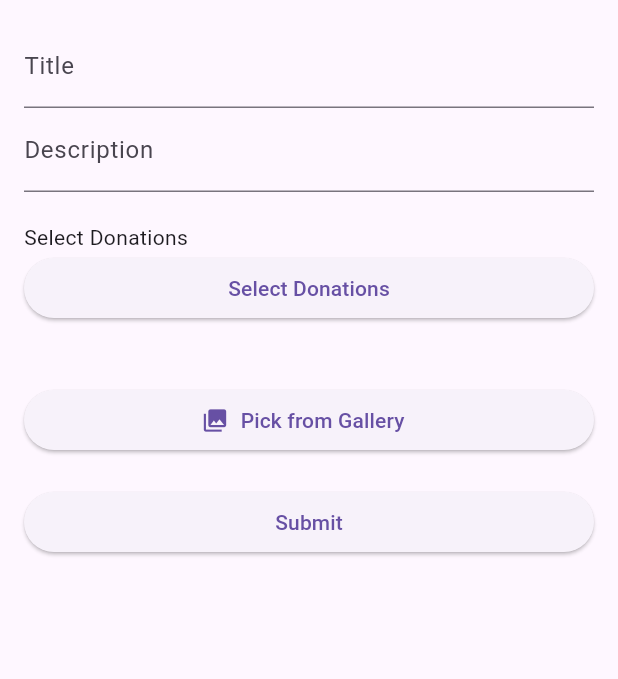
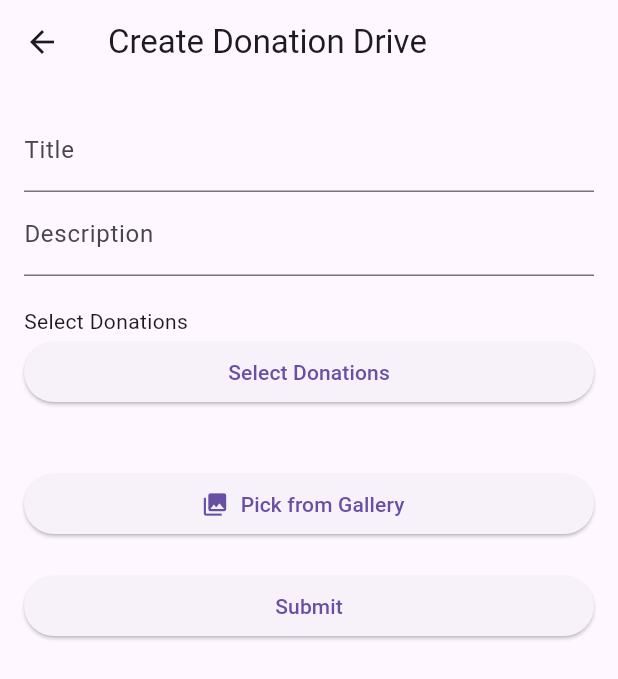
Before and after one commit to montero333/CMSC-23-FINAL-PROJECT, a Flutter app: the OrganizationMainPage screen opened by its route, item 2 of the bottom bar chosen, after a tap on the "add" icon, on a phone screen of 412 x 824 dp. Shown: the top 679 px of the screen. Run offline on Flutter 3.47's test engine with Material 3 defaults, Android fonts, the phone set to English and light mode, and no system bars; our stand-ins replace cloud_firestore, firebase_auth, firebase_core, firebase_storage, fluttertoast, image_picker; accounts and stored records are empty.

Commit message:
fixed donation drives and organizations

```diff
--- a/lib/models/donation_drive_model.dart
+++ b/lib/models/donation_drive_model.dart
@@ -7,6 +7,7 @@ class DonationDrive {
   String description;
   String? proofPhotoUrl;
   List<String>? donationIds; // Added list of donation IDs
+  String orgID;
 
   DonationDrive({
     required this.id,
@@ -14,6 +15,7 @@ class DonationDrive {
     required this.description,
     this.proofPhotoUrl,
     this.donationIds, String? imageUrl,
+    required this.orgID
   });
 
   // Convert a DonationDrive object to a JSON map
@@ -24,6 +26,7 @@ class DonationDrive {
       'description': description,
       'imageUrls': proofPhotoUrl,
       'donationIds': donationIds, // Added donationIds
+      'orgID':orgID
     };
   }
 
@@ -35,6 +38,7 @@ class DonationDrive {
       description: json['description'],
       proofPhotoUrl: json['proofPhotoUrl'],
       donationIds: json['donationIds'] != null ? List<String>.from(json['donationIds']) : null, // Added donationIds
+      orgID: json['orgID'],
     );
   }
 }
--- a/lib/models/donation_model.dart
+++ b/lib/models/donation_model.dart
@@ -1,6 +1,6 @@
 class Donation {
   String? id;
-  String? driveID; //para saang donation drive yung donation
+  String? orgID; //para saang donation drive yung donation
   String? userID; //sinong user nag donate
   bool food;
   bool clothes;
@@ -18,7 +18,7 @@ class Donation {
 
   Donation({
     this.id,
-    required this.driveID,
+    required this.orgID,
     required this.userID,
     required this.food,
     required this.clothes,
@@ -38,7 +38,7 @@ class Donation {
   factory Donation.fromJson(Map<String, dynamic> json) {
     return Donation(
       id: json['id'],
-      driveID: json['driveID'],
+      orgID: json['orgID'],
       userID: json['userID'],
       food: json['food'],
       clothes: json['clothes'],
@@ -57,7 +57,7 @@ class Donation {
 
   Map<String, dynamic> toJson(Donation donation) {
     return {
-      'driveID': donation.driveID,
+      'orgID': donation.orgID,
       'userID': donation.userID,
       'food': donation.food,
       'clothes': donation.clothes,
@@ -87,7 +87,7 @@ class Donation {
   void printDetails() {
     print('Donation Details:');
     print('ID: ${id ?? 'N/A'}');
-    print('Drive ID: $driveID');
+    print('Drive ID: $orgID');
     print('User ID: $userID');
     print('Food: $food');
     print('Clothes: $clothes');
--- a/lib/pages/donateTo_OrganizationPage.dart
+++ b/lib/pages/donateTo_OrganizationPage.dart
@@ -111,7 +111,7 @@ class _DonateToOrganizationDriveState extends State<DonateToOrganizationDrive> {
                   ),
                 );
                 Donation donation = Donation(
-                  driveID: widget.donationDrive.id,
+                  orgID: widget.donationDrive.id,
                   userID: widget.userID,
                   food: donationFormInput["food"],
                   clothes: donationFormInput["clothes"],
--- a/lib/pages/donation_drive_list.dart
+++ b/lib/pages/donation_drive_list.dart
@@ -1,8 +1,7 @@
 import 'package:flutter/material.dart';
-import 'package:firebase_core/firebase_core.dart';
+import 'package:provider/provider.dart';
 import 'package:firebase_auth/firebase_auth.dart';
-import 'package:montero_cmsc23/models/donation_drive_model.dart';
-import 'package:provider/provider.dart';
+import '../models/donation_drive_model.dart';
 import '../providers/donation_drive_provider.dart';
 import 'drive_form.dart';
 import 'edit_donation_drive.dart';
@@ -10,6 +9,16 @@ import 'edit_donation_drive.dart';
 class DonationDrivesPage extends StatelessWidget {
   @override
   Widget build(BuildContext context) {
+    final currentUser = FirebaseAuth.instance.currentUser;
+    if (currentUser == null) {
+      // Handle case where user is not logged in
+      return Scaffold(
+        body: Center(
+          child: Text('User not logged in'),
+        ),
+      );
+    }
+
     return Scaffold(
       appBar: AppBar(
         title: Text('Donation Drives'),
@@ -18,17 +27,29 @@ class DonationDrivesPage extends StatelessWidget {
         stream: Provider.of<DonationDriveProvider>(context).donationDriveStream,
         builder: (context, snapshot) {
           if (snapshot.connectionState == ConnectionState.waiting) {
-            return Center(child: CircularProgressIndicator());
+            return Center(
+              child: CircularProgressIndicator(),
+            );
           } else if (snapshot.hasError) {
-            return Center(child: Text('Error: ${snapshot.error}'));
+            return Center(
+              child: Text('Error: ${snapshot.error}'),
+            );
+          } else if (!snapshot.hasData || snapshot.data!.isEmpty) {
+            return Center(
+              child: Text('No donation drives found.'),
+            );
           } else {
-            final donationDrives = snapshot.data ?? [];
-            return ListView(
-              children: donationDrives.map((donationDrive) {
-                return Card(
-                  child: ListTile(
-                    title: Text(donationDrive.title),
-                    subtitle: Text(donationDrive.description),
+            final donationDrives = snapshot.data!;
+            final currentUserOrgID = currentUser.uid;
+
+            final orgDonationDrives = donationDrives.where((drive) => drive.orgID == currentUserOrgID).toList();
+
+            return ListView.builder(
+              itemCount: orgDonationDrives.length,
+              itemBuilder: (context, index) {
+                DonationDrive donationDrive = orgDonationDrives[index];
+                return DonationDriveCard(
+                  donationDrive: donationDrive,
                   onTap: () {
                     Navigator.push(
                       context,
@@ -36,10 +57,10 @@ class DonationDrivesPage extends StatelessWidget {
                         builder: (context) => EditDonationDriveForm(donationDrive: donationDrive),
                       ),
                     );
+                    print('Clicked on ${donationDrive.title}');
                   },
-                  ),
                 );
-              }).toList(),
+              },
             );
           }
         },
@@ -56,3 +77,31 @@ class DonationDrivesPage extends StatelessWidget {
     );
   }
 }
+
+class DonationDriveCard extends StatelessWidget {
+  final DonationDrive donationDrive;
+  final VoidCallback onTap;
+
+  DonationDriveCard({required this.donationDrive, required this.onTap});
+
+  @override
+  Widget build(BuildContext context) {
+    return GestureDetector(
+      onTap: onTap,
+      child: Card(
+        margin: EdgeInsets.all(10),
+        child: Padding(
+          padding: const EdgeInsets.all(10),
+          child: Column(
+            crossAxisAlignment: CrossAxisAlignment.start,
+            children: [
+              Text('Title: ${donationDrive.title}', style: TextStyle(fontWeight: FontWeight.bold)),
+              Text('Description: ${donationDrive.description}'),
+              SizedBox(height: 10),
+            ],
+          ),
+        ),
+      ),
+    );
+  }
+}
--- a/lib/pages/drive_form.dart
+++ b/lib/pages/drive_form.dart
@@ -1,4 +1,5 @@
 import 'dart:io';
+import 'package:firebase_auth/firebase_auth.dart';
 import 'package:flutter/material.dart';
 import 'package:flutter/services.dart';
 import 'package:image_picker/image_picker.dart';
@@ -9,6 +10,7 @@ import '../models/donation_model.dart';
 import '../models/donation_drive_model.dart';
 import '../providers/donation_drive_provider.dart';
 import '../providers/donation_provider.dart';
+import '../providers/credential_provider.dart';
 
 class CreateDonationDriveForm extends StatefulWidget {
   @override
@@ -31,15 +33,33 @@ class _CreateDonationDriveFormState extends State<CreateDonationDriveForm> {
 
   Future<void> _submitForm() async {
     if (_formKey.currentState!.validate()) {
+      if (_selectedDonationIds.isEmpty) {
+        ScaffoldMessenger.of(context).showSnackBar(
+          SnackBar(content: Text('Please select at least one donation')),
+        );
+        return;
+      }
+
+      if (imageUrl == null) {
+        ScaffoldMessenger.of(context).showSnackBar(
+          SnackBar(content: Text('Please pick an image')),
+        );
+        return;
+      }
+
       final donationDriveProvider = Provider.of<DonationDriveProvider>(context, listen: false);
+      final credProvider = Provider.of<CredProvider>(context, listen: false);
 
-      // Create the donation drive data
+      // Get the current user's ID
+      final orgID = await credProvider.getCurrentUserId();
+      // late User? _currentUser = FirebaseAuth.instance.currentUser;
       final donationDrive = DonationDrive(
         id: FirebaseFirestore.instance.collection('donation_drives').doc().id,
         title: _titleController.text,
         description: _descriptionController.text,
         donationIds: _selectedDonationIds,
-        proofPhotoUrl: ImageConstants().convertToBase64(imageUrl)
+        proofPhotoUrl: ImageConstants().convertToBase64(imageUrl),
+        orgID: orgID!,
       );
 
       try {
@@ -47,17 +67,17 @@ class _CreateDonationDriveFormState extends State<CreateDonationDriveForm> {
         await donationDriveProvider.addDonationDrive(donationDrive);
 
         // Show a success message
-        ScaffoldMessenger.of(context).showSnackBar(SnackBar(
-          content: Text('Donation drive created successfully!'),
-        ));
+        ScaffoldMessenger.of(context).showSnackBar(
+          SnackBar(content: Text('Donation drive created successfully!')),
+        );
 
         // Navigate back to the original screen
         Navigator.pop(context);
       } catch (e) {
         // Show an error message
-        ScaffoldMessenger.of(context).showSnackBar(SnackBar(
-          content: Text('Failed to create donation drive: $e'),
-        ));
+        ScaffoldMessenger.of(context).showSnackBar(
+          SnackBar(content: Text('Failed to create donation drive: $e')),
+        );
       }
     }
   }
@@ -79,6 +99,9 @@ class _CreateDonationDriveFormState extends State<CreateDonationDriveForm> {
   @override
   Widget build(BuildContext context) {
     return Scaffold(
+      appBar: AppBar(
+        title: Text('Create Donation Drive'),
+      ),
       body: Padding(
         padding: const EdgeInsets.all(16.0),
         child: Form(
@@ -136,9 +159,7 @@ class _CreateDonationDriveFormState extends State<CreateDonationDriveForm> {
               SizedBox(height: 20),
               ElevatedButton.icon(
                 icon: Icon(Icons.photo_library),
-                onPressed: () => {
-                  pickImage(ImageSource.gallery)
-                },
+                onPressed: () => pickImage(ImageSource.gallery),
                 label: Text("Pick from Gallery"),
               ),
               if (imageUrl != null) // Show image preview if available
@@ -150,11 +171,12 @@ class _CreateDonationDriveFormState extends State<CreateDonationDriveForm> {
                         Text("Image you picked:"),
                         Container(
                           margin: EdgeInsets.symmetric(vertical: 10),
-                      child: Image.file(imageUrl!, width: 200, height: 200,),
+                          child: Image.file(imageUrl!, width: 200, height: 200),
                         ),
                       ],
                     ),
-                ElevatedButton(onPressed: () => {
+                    ElevatedButton(
+                      onPressed: () => {
                         setState(() {
                           imageUrl = null;
                         })
--- a/lib/pages/edit_donation_drive.dart
+++ b/lib/pages/edit_donation_drive.dart
@@ -6,6 +6,7 @@ import 'package:provider/provider.dart';
 import '../models/donation_model.dart';
 import '../providers/donation_drive_provider.dart';
 import '../api/firebase_drive_donation_api.dart';
+import '../providers/credential_provider.dart';
 
 class EditDonationDriveForm extends StatefulWidget {
   final DonationDrive donationDrive;
@@ -81,17 +82,21 @@ class _EditDonationDriveFormState extends State<EditDonationDriveForm> {
             SizedBox(height: 16.0),
             ElevatedButton(
               onPressed: () async {
+                final credProvider = Provider.of<CredProvider>(context, listen: false);
+                final orgID = await credProvider.getCurrentUserId();
                 final updatedDonationDrive = DonationDrive(
                   id: widget.donationDrive.id,
                   title: _titleController.text,
                   description: _descriptionController.text,
                   donationIds: _existingDonationIds,
+                  orgID: orgID!, // Use the CredProvider instance to get the current user's ID
                 );
                 await Provider.of<DonationDriveProvider>(context, listen: false).updateDonationDrive(updatedDonationDrive);
                 Navigator.pop(context);
               },
               child: Text('Save Changes'),
             ),
+
             ElevatedButton(
               onPressed: () async {
                 await _deleteDonationDrive(context);
--- a/lib/pages/organization_donations_page.dart
+++ b/lib/pages/organization_donations_page.dart
@@ -7,11 +7,25 @@ import '../providers/donation_provider.dart';
 class DonationListPage extends StatelessWidget {
   @override
   Widget build(BuildContext context) {
+    return ChangeNotifierProvider.value(
+      value: Provider.of<DonationProvider>(context),
+      child: Scaffold(
+        appBar: AppBar(
+          title: Text("Donation List"),
+        ),
+        body: DonationList(),
+      ),
+    );
+  }
+}
+
+class DonationList extends StatelessWidget {
+  @override
+  Widget build(BuildContext context) {
     final donationProvider = Provider.of<DonationProvider>(context);
     donationProvider.fetchDonationsByUserID("E2qk5ED1BgNC961QzMacveABN392"); // Replace with the appropriate user ID
 
-    return Scaffold(
-      body: StreamBuilder<QuerySnapshot>(
+    return StreamBuilder<QuerySnapshot>(
       stream: donationProvider.donationStream,
       builder: (context, snapshot) {
         if (snapshot.connectionState == ConnectionState.waiting) {
@@ -37,7 +51,6 @@ class DonationListPage extends StatelessWidget {
           },
         );
       },
-      ),
     );
   }
 }
@@ -65,7 +78,8 @@ class _DonationCardState extends State<DonationCard> {
       _selectedStatus = newStatus;
     });
     // Update the status in the database
-    DonationProvider().updateDonationStatus(widget.donation.id!, newStatus);
+    Provider.of<DonationProvider>(context, listen: false)
+        .updateDonationStatus(widget.donation.id!, newStatus);
   }
 
   @override
@@ -124,54 +138,3 @@ class _DonationCardState extends State<DonationCard> {
     );
   }
 }
-
-
-
-            // Text('Donation ID: ${widget.donation.id ?? 'N/A'}', style: TextStyle(fontWeight: FontWeight.bold)),
-
-
-
-// class DonationStatusDropdown extends StatelessWidget {
-//   final Donor donor;
-//   final int index;
-
-//   DonationStatusDropdown({required this.donor, required this.index});
-
-//   @override
-//   Widget build(BuildContext context) {
-//     return Container(
-//       padding: const EdgeInsets.symmetric(horizontal: 12.0, vertical: 4.0),
-//       decoration: BoxDecoration(
-//         borderRadius: BorderRadius.circular(8.0),
-//       ),
-//       child: DropdownButton<String>(
-//         value: donor.status,
-//         icon: Icon(Icons.arrow_drop_down),
-//         iconSize: 24,
-//         elevation: 16,
-//         style: TextStyle(color: Colors.black, fontSize: 16.0),
-//         underline: Container(
-//           height: 0,
-//         ),
-//         items: [
-//           'Pending',
-//           'Confirmed',
-//           'Scheduled for Pickup',
-//           'Complete',
-//           'Cancelled'
-//         ].map<DropdownMenuItem<String>>((String status) {
-//           return DropdownMenuItem<String>(
-//             value: status,
-//             child: Text(status),
-//           );
-//         }).toList(),
-//         onChanged: (String? newStatus) {
-//           if (newStatus != null) {
-//             Provider.of<DonorsProvider>(context, listen: false)
-//                 .updateDonorStatus(index, newStatus);
-//           }
-//         },
-//       ),
-//     );
-//   }
-// }
--- a/lib/pages/organization_main_page.dart
+++ b/lib/pages/organization_main_page.dart
@@ -1,4 +1,5 @@
 import 'package:flutter/material.dart';
+import 'package:montero_cmsc23/pages/organization_profile_page.dart';
 import 'organization_donations_page.dart';
 import 'donation_drive_list.dart';
 
@@ -13,17 +14,17 @@ class _OrganizationMainPageState extends State<OrganizationMainPage> {
   @override
   Widget build(BuildContext context) {
     return Scaffold(
-      appBar: AppBar(
-        title: Text('Organization Main Page'),
-        actions: [ // Add actions to the app bar
-          IconButton(
-            icon: Icon(Icons.logout),
-            onPressed: () {
-              _logout(context);
-            },
-          ),
-        ],
-      ),
+      // appBar: AppBar(
+      //   title: Text('Organization Main Page'),
+      //   actions: [ // Add actions to the app bar
+      //     IconButton(
+      //       icon: Icon(Icons.logout),
+      //       onPressed: () {
+      //         _logout(context);
+      //       },
+      //     ),
+      //   ],
+      // ),
       body: _buildBody(_currentIndex),
       bottomNavigationBar: BottomNavigationBar(
         currentIndex: _currentIndex,
@@ -60,7 +61,7 @@ class _OrganizationMainPageState extends State<OrganizationMainPage> {
       case 1:
         return DonationDrivesPage();
       case 2:
-        return _buildProfilePage();
+        return OrganizationProfilePage();
       default:
         return Container(); // Return an empty container as a default
     }
```
Also changed, not shown: lib/api/firebase_organizations.dart (+23 -42 lines), lib/models/organization_model.dart (+5 -3 lines), lib/pages/organization_profile_page.dart (+65 -0 lines), lib/providers/credential_provider.dart (+19 -0 lines), lib/providers/organizations_provider.dart (+0 -11 lines), lib/providers/donation_drive_provider.dart (line endings or trailing spaces). Lines whose indentation alone changed are shown as unchanged.
